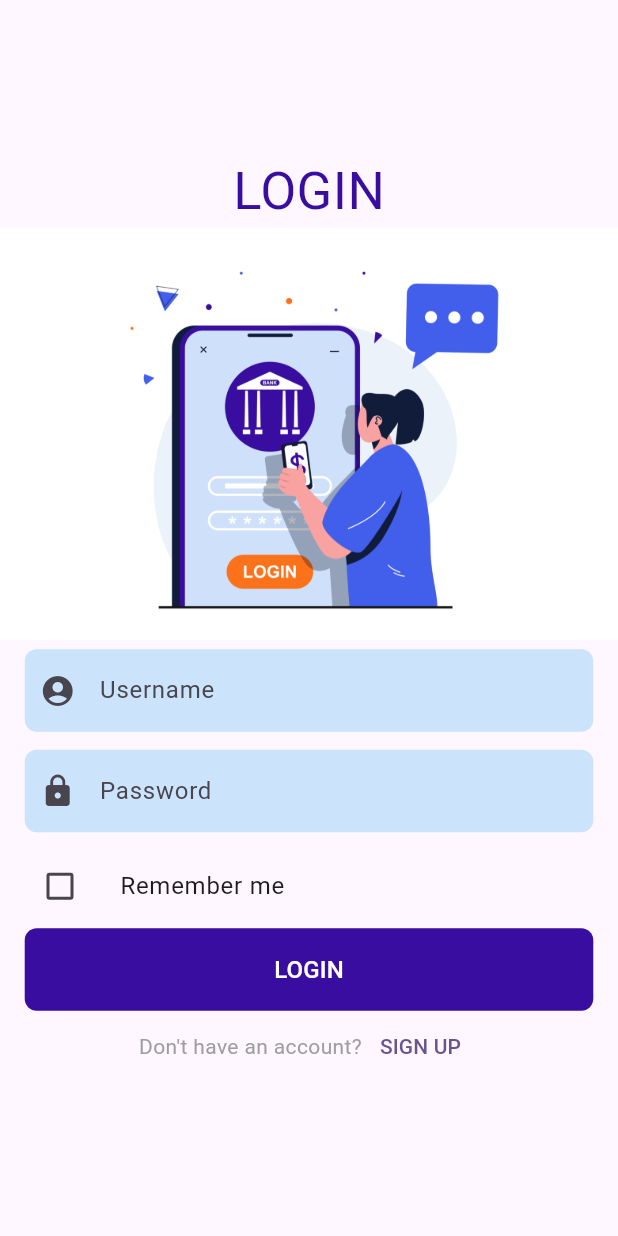
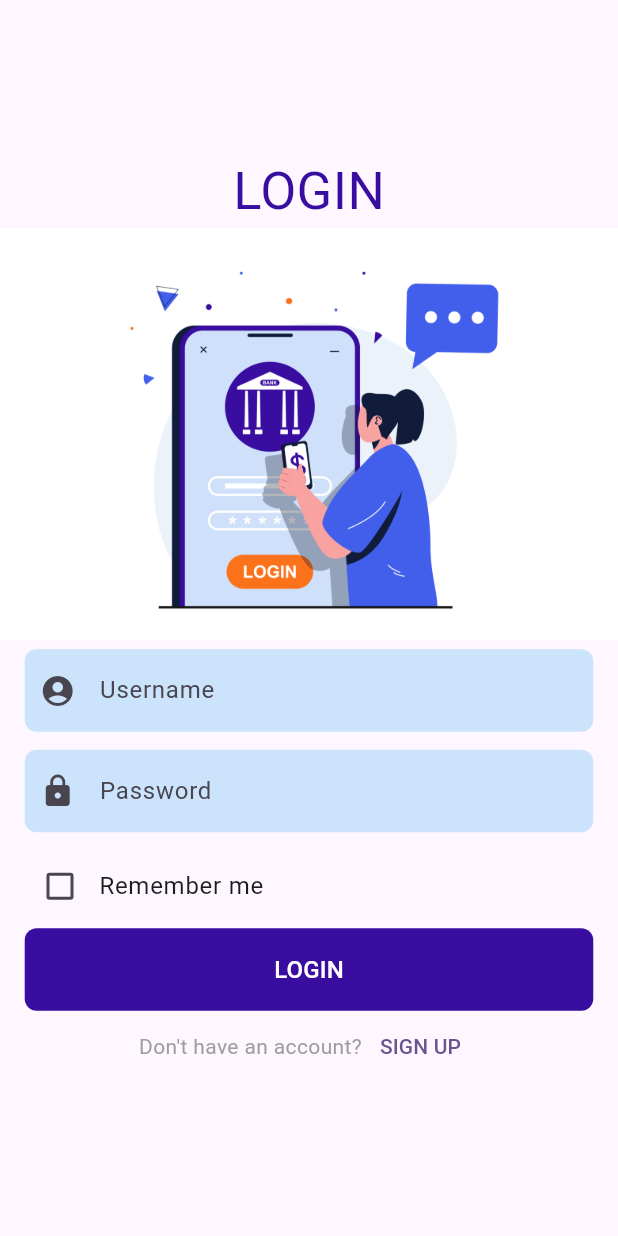
Before and after one commit to basirkhan1995/sqlite_auth_profile, a Flutter app: the screen it shows after launch, after a tap on "LOGIN", on a phone screen of 412 x 824 dp. Run offline on Flutter 3.47's test engine with Material 2 defaults, Android fonts, the phone set to English and light mode, and no system bars; our stand-ins replace shared_preferences, sqflite; accounts and stored records are empty.

Commit message:
Remember me update

```diff
--- /dev/null
+++ b/lib/Provider/provider.dart
@@ -0,0 +1,51 @@
+
+import 'package:authentication_profile/Views/login.dart';
+import 'package:flutter/material.dart';
+import 'package:shared_preferences/shared_preferences.dart';
+
+class UiProvider extends ChangeNotifier{
+  bool _isChecked = false;
+  bool get isChecked => _isChecked;
+
+  bool _rememberMe = false;
+  bool get rememberMe => _rememberMe;
+
+  late SharedPreferences storage;
+
+  //Method to check and uncheck remember me
+  // we need to do it using Provider state management
+
+  toggleCheck(){
+    _isChecked = !isChecked;
+    notifyListeners();
+  }
+
+  //When login is successful, then we will true the value to remember our login session
+  setRememberMe(){
+    _rememberMe = true;
+
+    //We store the value in secure storage to be remembered
+    storage.setBool("rememberMe", _rememberMe);
+    notifyListeners();
+  }
+
+  //Set rememberMe value to false
+  logout(context){
+    _rememberMe = false;
+    storage.setBool("rememberMe", _rememberMe);
+    Navigator.pushReplacement(context, MaterialPageRoute(builder: (context)=>const LoginScreen()));
+    notifyListeners();
+  }
+
+  //Init Secure Storage
+  initStorage()async{
+   storage = await SharedPreferences.getInstance();
+   _rememberMe = storage.getBool("rememberMe")??false;
+   notifyListeners();
+  }
+
+  // Login is not showing now, because we checked the remember
+  // now we must logout
+
+
+}
--- a/lib/Views/login.dart
+++ b/lib/Views/login.dart
@@ -1,10 +1,12 @@
 import 'package:authentication_profile/Components/colors.dart';
 import 'package:authentication_profile/Components/custom_button.dart';
 import 'package:authentication_profile/Components/custom_textfield.dart';
-import 'package:authentication_profile/Json/users.dart';
-import 'package:authentication_profile/Views/profile.dart';
+import 'package:authentication_profile/Provider/provider.dart';
+import 'package:authentication_profile/Views/home.dart';
 import 'package:authentication_profile/Views/signup.dart';
 import 'package:flutter/material.dart';
+import 'package:provider/provider.dart';
+import '../Json/users.dart';
 import '../SQLite/database_helper.dart';
 
 class LoginScreen extends StatefulWidget {
@@ -22,25 +24,12 @@ class _LoginScreenState extends State<LoginScreen> {
   final db = DatabaseHelper();
   bool isValid = false;
 
-  login()async{
-     var result = await db.getUser(username.text);
-    var res = await db.authenticate(Users(usrName: username.text, usrPassword: password.text));
-    if(res == true){
-      //if login is true go to profile or home
-      if(!mounted)return;
-      Navigator.push(context, MaterialPageRoute(builder: (context)=> Profile(users: result) ));
-    }else{
-      //other wise show the message
-      setState(() {
-        isValid = true;
-      });
-    }
-  }
+
 
   @override
   Widget build(BuildContext context) {
+
     return Scaffold(
-
       body: SafeArea(
         child: Center(
           child: SingleChildScrollView(
@@ -57,23 +46,47 @@ class _LoginScreenState extends State<LoginScreen> {
 
                 const SizedBox(height: 2),
 
-                ListTile(
-                  title: const Text("Remember me"),
-                  leading: Checkbox(
-                    activeColor: primaryColor,
-                    value: isChecked,
-                    onChanged: (value){
-                      setState(() {
-                        isChecked = !isChecked;
-                      });
-                    },
-                  ),
+                Consumer<UiProvider>(
+                  builder: (context,UiProvider notifier, child) {
+                    return ListTile(
+                          horizontalTitleGap: 2,
+                          title: const Text("Remember me"),
+                          leading: Checkbox(
+                            activeColor: primaryColor,
+                            value: notifier.isChecked,
+                            onChanged: (value)=> notifier.toggleCheck(),
+                          ),
+                        );
+                  }
                 ),
 
-                Button(label: "LOGIN", onTap: (){
-                  /// LOGIN BUTTON
-                  login();
-                }),
+
+                Consumer<UiProvider>(
+                  builder: (context, UiProvider notifier, child) {
+                    return Button(
+                        label: "LOGIN",
+                        onTap: ()async{
+
+                          var result = await db.getUser(username.text);
+                          var res = await db.authenticate(Users(usrName: username.text, usrPassword: password.text));
+                          if(res == true){
+                            if(notifier.isChecked == true){
+                              //if I checked the remember me then setRemember me true,
+                              //Login session become true
+                              notifier.setRememberMe();
+                            }
+                            if(!mounted)return;
+                            Navigator.push(context, MaterialPageRoute(builder: (context)=> const HomeScreen() ));
+                          } else{
+                            //other wise show the message
+                            setState(() {
+                              isValid = true;
+                            });
+                          }
+
+                        });
+                  }
+                ),
 
                 Row(
                   mainAxisAlignment: MainAxisAlignment.center,
--- a/lib/Views/profile.dart
+++ b/lib/Views/profile.dart
@@ -27,8 +27,8 @@ class Profile extends StatelessWidget {
                   ),
                 ),
 
-                Text(users!.fullName??"",style: const TextStyle(fontSize: 28,color: primaryColor),),
-                Text(users!.email??"",style: const TextStyle(color: Colors.grey),),
+                Text(users!.fullName??"No Name",style: const TextStyle(fontSize: 28,color: primaryColor),),
+                Text(users!.email??"No email",style: const TextStyle(color: Colors.grey),),
                 const SizedBox(height: 15),
                 Button(label: "SIGN OUT", onTap: (){
                   Navigator.push(context, MaterialPageRoute(builder: (context)=> const LoginScreen()));
@@ -56,7 +56,7 @@ class Profile extends StatelessWidget {
                       ListTile(
                         leading: const Icon(Icons.account_circle,size: 30,),
                         title: const Text("Usrename"),
-                        subtitle: Text(users!.usrName??""),
+                        subtitle: Text(users!.fullName??""),
                       ),
                     ],
                   ),
--- a/lib/main.dart
+++ b/lib/main.dart
@@ -1,8 +1,21 @@
+import 'package:authentication_profile/Provider/provider.dart';
 import 'package:authentication_profile/Views/auth.dart';
+import 'package:authentication_profile/Views/home.dart';
 import 'package:flutter/material.dart';
+import 'package:flutter/services.dart';
+import 'package:provider/provider.dart';
 
 void main() {
   WidgetsFlutterBinding.ensureInitialized();
+  SystemChrome.setSystemUIOverlayStyle(
+      const SystemUiOverlayStyle(
+        statusBarColor: Colors.transparent,
+        statusBarBrightness: Brightness.dark,
+        systemNavigationBarColor: Colors.transparent,
+        systemNavigationBarDividerColor: Colors.transparent,
+        systemNavigationBarIconBrightness: Brightness.dark,
+        statusBarIconBrightness: Brightness.dark,
+      ));
   runApp(const MyApp());
 }
 
@@ -11,6 +24,10 @@ class MyApp extends StatelessWidget {
 
   @override
   Widget build(BuildContext context) {
+    return ChangeNotifierProvider(
+      create: (context)=>UiProvider()..initStorage(),
+      child: Consumer<UiProvider>(
+        builder: (context,UiProvider notifier, child) {
           return MaterialApp(
                   debugShowCheckedModeBanner: false,
                   title: 'Flutter Demo',
@@ -18,7 +35,11 @@ class MyApp extends StatelessWidget {
                     colorScheme: ColorScheme.fromSeed(seedColor: Colors.deepPurple),
                     useMaterial3: true,
                   ),
-      home: const Auth(),
+                  //if rememberMe is true goto home and don't show me login screen, otherwise go to login
+                  home: notifier.rememberMe? const HomeScreen() : const Auth(),
+                );
+        }
+      ),
     );
   }
 }
--- a/pubspec.yaml
+++ b/pubspec.yaml
@@ -37,6 +37,8 @@ dependencies:
   cupertino_icons: ^1.0.2
   sqflite: ^2.3.0
   path: ^1.8.3
+  provider: ^6.1.1
+  shared_preferences: ^2.2.2
 
 dev_dependencies:
   flutter_test:
```
Also changed, not shown: lib/Views/home.dart (added, +33 -0 lines), pubspec.lock, 1 other file. Lines whose indentation alone changed are shown as unchanged.
